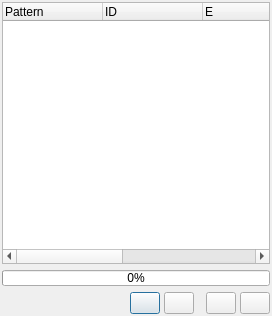
The window that src/gui/atomlist.ui (trisyoungs/aten) describes before a commit, drawn with Qt 5.
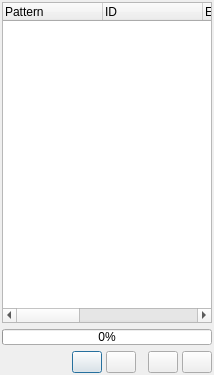
The same window after the commit. Icons and pictures are not drawn. Custom widgets are drawn as their Qt base class.

Patch:
```diff
--- a/src/gui/atomlist.ui
+++ b/src/gui/atomlist.ui
@@ -5,8 +5,8 @@
    <rect>
     <x>0</x>
     <y>0</y>
-    <width>272</width>
-    <height>316</height>
+    <width>214</width>
+    <height>375</height>
    </rect>
   </property>
   <property name="windowTitle" >
```
